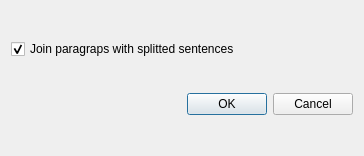
This is src/Sigil/Form_Files/CleanContent.ui in Sigil-Ebook/Sigil as Qt 5 draws it before an edit. The edited form follows.
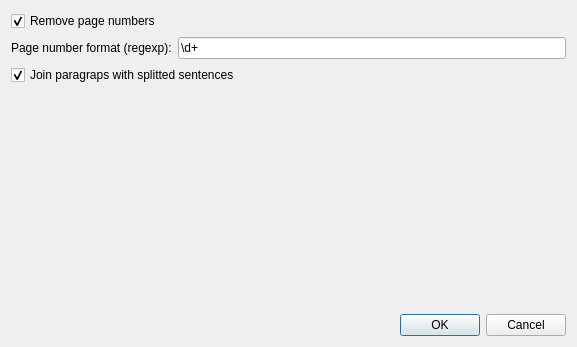
This is the edited form.

Commit message: Added "Remove page numbers" checkbox to clean content dialog.

Patch:
```diff
--- a/src/Sigil/Form_Files/CleanContent.ui
+++ b/src/Sigil/Form_Files/CleanContent.ui
@@ -6,14 +6,50 @@
    <rect>
     <x>0</x>
     <y>0</y>
-    <width>364</width>
-    <height>156</height>
+    <width>577</width>
+    <height>347</height>
    </rect>
   </property>
   <property name="windowTitle">
    <string>Clean Content</string>
   </property>
   <layout class="QVBoxLayout" name="verticalLayout">
+   <item>
+    <widget class="QCheckBox" name="checkBoxRemovePageNumbers">
+     <property name="toolTip">
+      <string>Removes paragraphs with content matching given regexp.
+Useful for removing page numbers but not only.</string>
+     </property>
+     <property name="text">
+      <string>Remove page numbers</string>
+     </property>
+     <property name="checked">
+      <bool>true</bool>
+     </property>
+    </widget>
+   </item>
+   <item>
+    <layout class="QHBoxLayout" name="horizontalLayout">
+     <item>
+      <widget class="QLabel" name="labelPageNumberFormat">
+       <property name="text">
+        <string>Page number format (regexp):</string>
+       </property>
+      </widget>
+     </item>
+     <item>
+      <widget class="QLineEdit" name="lineEditPageNumberFormat">
+       <property name="toolTip">
+        <string>Regexp describing paragraph content.
+Use &quot;d+&quot; in place of any number.</string>
+       </property>
+       <property name="text">
+        <string>\d+</string>
+       </property>
+      </widget>
+     </item>
+    </layout>
+   </item>
    <item>
     <widget class="QCheckBox" name="checkBoxJoinParagraphs">
      <property name="toolTip">
@@ -31,6 +67,19 @@
      </property>
     </widget>
    </item>
+   <item>
+    <spacer name="verticalSpacer">
+     <property name="orientation">
+      <enum>Qt::Vertical</enum>
+     </property>
+     <property name="sizeHint" stdset="0">
+      <size>
+       <width>20</width>
+       <height>40</height>
+      </size>
+     </property>
+    </spacer>
+   </item>
    <item>
     <widget class="QDialogButtonBox" name="buttonBox">
      <property name="orientation">
```
The commit also changes 5 other files.
